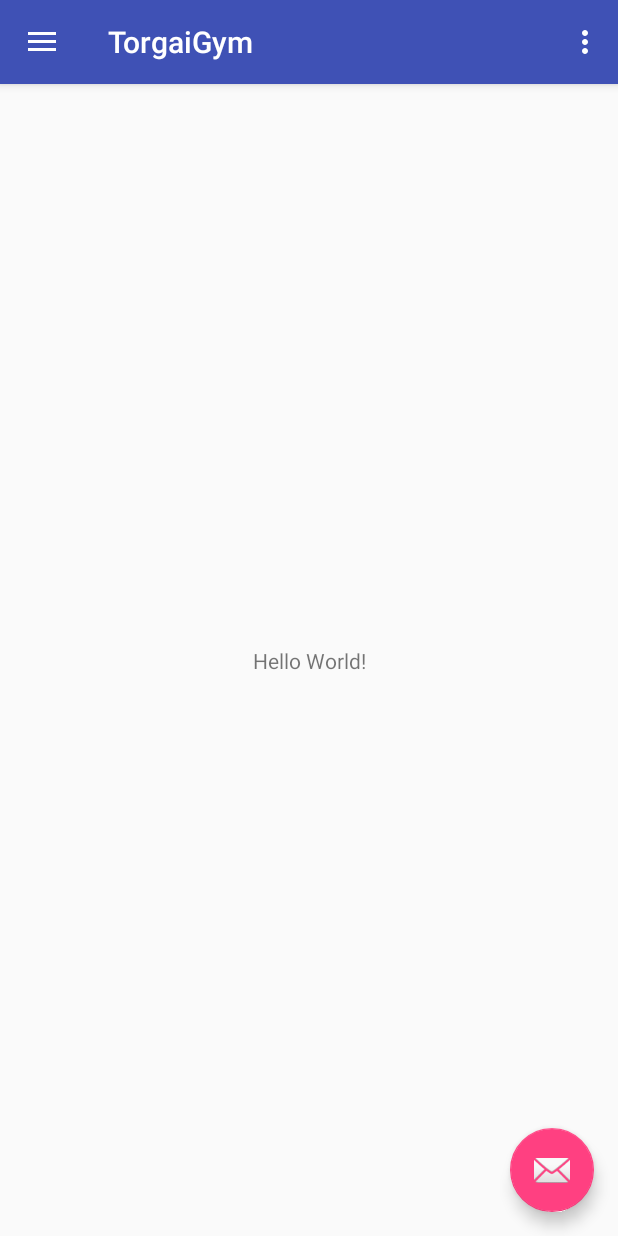
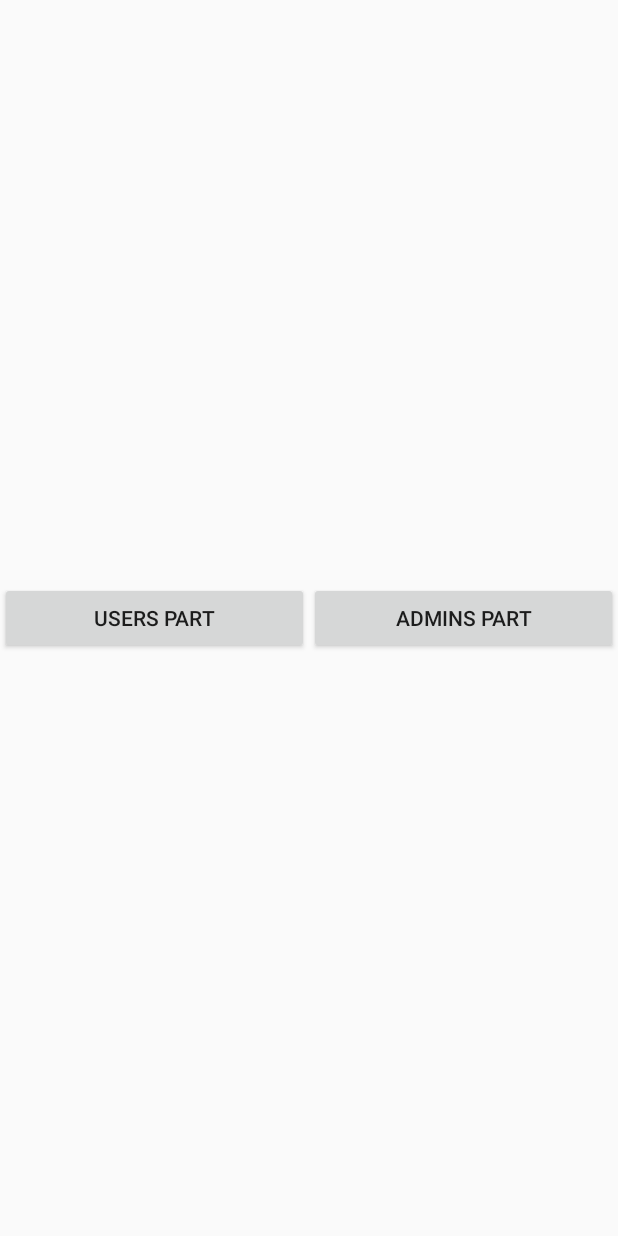
Before and after one commit to qdri1/TorgaiGym, an Android app: the screen it shows after launch (MainActivity before the commit, StartActivity after it), on a phone screen of 412 x 824 dp. Run offline under Robolectric (Android 15) with nearby library versions, the phone set to English and light mode, and no system bars.

Commit message:
First commit, divide in users and admins part

```diff
--- /dev/null
+++ b/app/src/main/java/com/torgaigym/torgai/torgaigym/StartActivity.java
@@ -0,0 +1,33 @@
+package com.torgaigym.torgai.torgaigym;
+
+import android.content.Intent;
+import android.support.v7.app.AppCompatActivity;
+import android.os.Bundle;
+import android.view.View;
+import android.widget.Button;
+
+import com.torgaigym.torgai.torgaigym.admins.AdminsActivity;
+
+public class StartActivity extends AppCompatActivity {
+
+    @Override
+    protected void onCreate(Bundle savedInstanceState) {
+        super.onCreate(savedInstanceState);
+        setContentView(R.layout.activity_start);
+
+        findViewById(R.id.to_users_button).setOnClickListener(new View.OnClickListener() {
+            @Override
+            public void onClick(View v) {
+                startActivity(new Intent(StartActivity.this, MainActivity.class));
+            }
+        });
+
+        findViewById(R.id.to_admins_button).setOnClickListener(new View.OnClickListener() {
+            @Override
+            public void onClick(View v) {
+                startActivity(new Intent(StartActivity.this, AdminsActivity.class));
+            }
+        });
+
+    }
+}
--- /dev/null
+++ b/app/src/main/res/layout/activity_start.xml
@@ -0,0 +1,24 @@
+<?xml version="1.0" encoding="utf-8"?>
+<LinearLayout xmlns:android="http://schemas.android.com/apk/res/android"
+    xmlns:tools="http://schemas.android.com/tools"
+    android:layout_width="match_parent"
+    android:layout_height="match_parent"
+    android:gravity="center_vertical"
+    android:orientation="horizontal"
+    tools:context=".StartActivity">
+
+    <Button
+        android:id="@+id/to_users_button"
+        android:layout_width="0dp"
+        android:layout_height="wrap_content"
+        android:layout_weight="1"
+        android:text="Users part" />
+
+    <Button
+        android:id="@+id/to_admins_button"
+        android:layout_width="0dp"
+        android:layout_height="wrap_content"
+        android:layout_weight="1"
+        android:text="Admins part" />
+
+</LinearLayout>
--- a/app/src/main/res/values/strings.xml
+++ b/app/src/main/res/values/strings.xml
@@ -6,4 +6,5 @@
     <string name="nav_header_subtitle">android.studio@android.com</string>
     <string name="nav_header_desc">Navigation header</string>
     <string name="action_settings">Settings</string>
+    <string name="title_activity_admins">AdminsActivity</string>
 </resources>
```
Also changed, not shown: app/src/main/AndroidManifest.xml (+8 -1 lines), app/src/main/java/com/torgaigym/torgai/torgaigym/admins/AdminsActivity.java (added, +31 -0 lines), app/src/main/res/layout/activity_admins.xml (added, +33 -0 lines), app/src/main/res/layout/content_admins.xml (added, +11 -0 lines).
